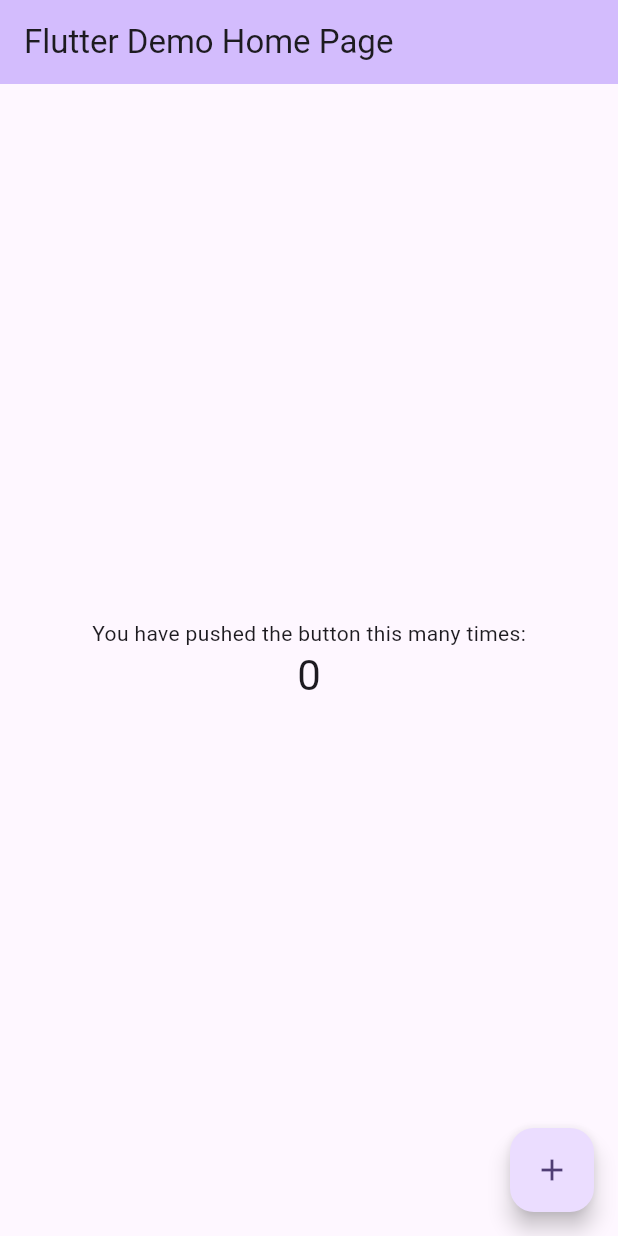
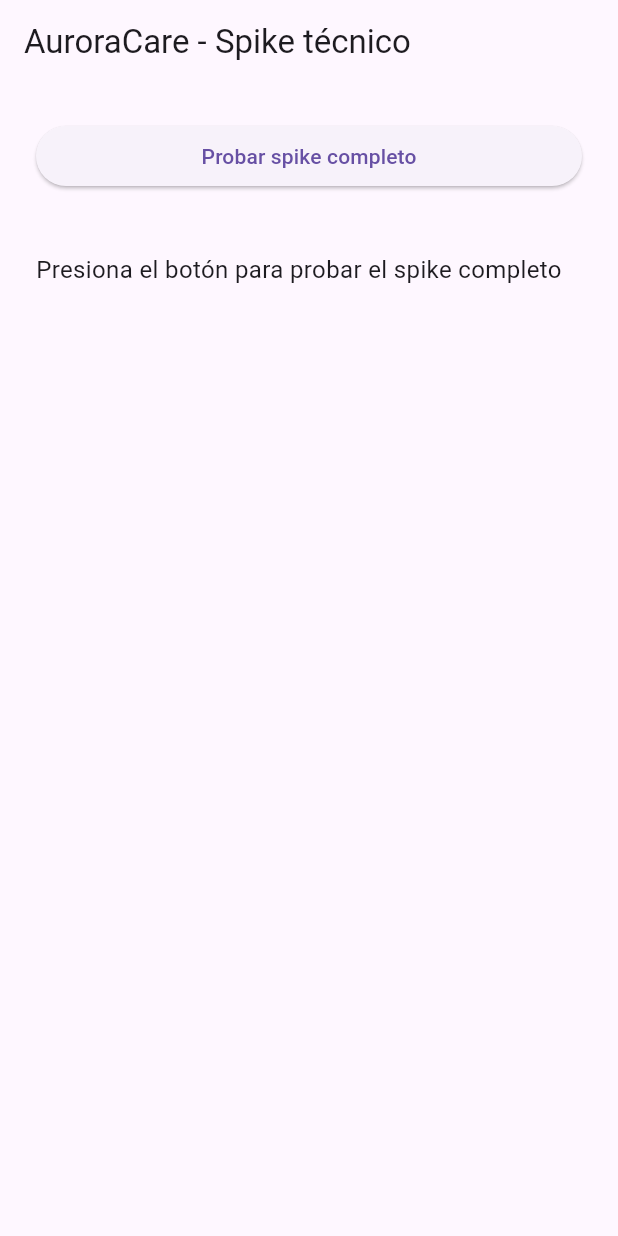
Before and after one commit to Franky1764/AuroraCare, a Flutter app: the screen it shows after launch, on a phone screen of 412 x 824 dp. Run offline on Flutter 3.47's test engine with Material 3 defaults, Android fonts, the phone set to English and light mode, and no system bars; our stand-ins replace firebase_core; accounts and stored records are empty.

Commit message:
feat: conectar Firebase al proyecto Flutter

```diff
--- a/lib/main.dart
+++ b/lib/main.dart
@@ -1,122 +1,154 @@
+import 'dart:convert';
 import 'package:flutter/material.dart';
+import 'package:http/http.dart' as http;
+import 'package:firebase_core/firebase_core.dart';
+import 'firebase_options.dart';
 
-void main() {
+void main() async {
+  // Necesario para poder usar 'await' antes de runApp
+  WidgetsFlutterBinding.ensureInitialized();
+
+  // Inicializa Firebase usando la configuración generada por flutterfire configure
+  await Firebase.initializeApp(
+    options: DefaultFirebaseOptions.currentPlatform,
+  );
+
   runApp(const MyApp());
 }
 
 class MyApp extends StatelessWidget {
   const MyApp({super.key});
 
-  // This widget is the root of your application.
   @override
   Widget build(BuildContext context) {
     return MaterialApp(
-      title: 'Flutter Demo',
-      theme: ThemeData(
-        // This is the theme of your application.
-        //
-        // TRY THIS: Try running your application with "flutter run". You'll see
-        // the application has a purple toolbar. Then, without quitting the app,
-        // try changing the seedColor in the colorScheme below to Colors.green
-        // and then invoke "hot reload" (save your changes or press the "hot
-        // reload" button in a Flutter-supported IDE, or press "r" if you used
-        // the command line to start the app).
-        //
-        // Notice that the counter didn't reset back to zero; the application
-        // state is not lost during the reload. To reset the state, use hot
-        // restart instead.
-        //
-        // This works for code too, not just values: Most code changes can be
-        // tested with just a hot reload.
-        colorScheme: .fromSeed(seedColor: Colors.deepPurple),
-      ),
-      home: const MyHomePage(title: 'Flutter Demo Home Page'),
+      title: 'AuroraCare - Spike',
+      theme: ThemeData(primarySwatch: Colors.blue),
+      home: const SpikeScreen(),
     );
   }
 }
 
-class MyHomePage extends StatefulWidget {
-  const MyHomePage({super.key, required this.title});
-
-  // This widget is the home page of your application. It is stateful, meaning
-  // that it has a State object (defined below) that contains fields that affect
-  // how it looks.
-
-  // This class is the configuration for the state. It holds the values (in this
-  // case the title) provided by the parent (in this case the App widget) and
-  // used by the build method of the State. Fields in a Widget subclass are
-  // always marked "final".
-
-  final String title;
+class SpikeScreen extends StatefulWidget {
+  const SpikeScreen({super.key});
 
   @override
-  State<MyHomePage> createState() => _MyHomePageState();
+  State<SpikeScreen> createState() => _SpikeScreenState();
 }
 
-class _MyHomePageState extends State<MyHomePage> {
-  int _counter = 0;
+class _SpikeScreenState extends State<SpikeScreen> {
+  // IMPORTANTE: 10.0.2.2 es la IP especial que el EMULADOR Android usa
+  // para referirse a "localhost" de tu Mac (no es un error de tipeo).
+  // Si algún día pruebas en un celular físico conectado por USB o WiFi,
+  // esto debe cambiar a la IP real de tu Mac en la red local.
+  static const String baseUrl = 'http://10.0.2.2:8000';
 
-  void _incrementCounter() {
+  String _resultado = 'Presiona el botón para probar el spike completo';
+  bool _cargando = false;
+
+  Future<void> _ejecutarSpike() async {
     setState(() {
-      // This call to setState tells the Flutter framework that something has
-      // changed in this State, which causes it to rerun the build method below
-      // so that the display can reflect the updated values. If we changed
-      // _counter without calling setState(), then the build method would not be
-      // called again, and so nothing would appear to happen.
-      _counter++;
+      _cargando = true;
+      _resultado = 'Paso 1: probando /health...';
     });
+
+    try {
+      // ---------- Paso 1: /health ----------
+      final healthResponse = await http.get(Uri.parse('$baseUrl/health'));
+      if (healthResponse.statusCode != 200) {
+        throw Exception('Health check falló: ${healthResponse.statusCode}');
+      }
+      setState(() => _resultado = 'Paso 1 OK. Paso 2: /session/analyze...');
+
+      // ---------- Paso 2: /session/analyze ----------
+      final analyzeResponse = await http.post(
+        Uri.parse('$baseUrl/session/analyze'),
+        headers: {'Content-Type': 'application/json'},
+        body: jsonEncode({
+          'session_uuid': 'test-uuid-flutter-001',
+          'game_type': 'memorice',
+          'nivel': 1,
+          'metricas': {
+            'tiempo_total_seg': 120,
+            'errores': 3,
+            'intentos': 15,
+            'tasa_acierto_pct': 70,
+          },
+        }),
+      );
+      if (analyzeResponse.statusCode != 200) {
+        throw Exception('Analyze falló: ${analyzeResponse.statusCode}');
+      }
+      setState(() => _resultado = 'Paso 2 OK. Paso 3: /report/generate (llamando a OpenAI)...');
+
+      // ---------- Paso 3: /report/generate ----------
+      final reportResponse = await http.post(
+        Uri.parse('$baseUrl/report/generate'),
+        headers: {'Content-Type': 'application/json'},
+        body: jsonEncode({
+          'periodo_dias': 28,
+          'resumen_dominios': {
+            'memoria': {
+              'score_promedio': 68.2,
+              'senal': 'estable',
+              'sesiones': 8,
+            },
+            'atencion': {
+              'score_promedio': 74.5,
+              'senal': 'mejora',
+              'sesiones': 7,
+            },
+            'praxias': {
+              'score_promedio': 61.0,
+              'senal': 'atencion',
+              'sesiones': 6,
+            },
+          },
+        }),
+      );
+
+      if (reportResponse.statusCode != 200) {
+        throw Exception('Report falló: ${reportResponse.statusCode}');
+      }
+
+      final data = jsonDecode(utf8.decode(reportResponse.bodyBytes));
+      final textoReporte = data['reporte_texto'] as String?;
+
+      setState(() {
+        _cargando = false;
+        _resultado = textoReporte ?? 'El backend respondió pero sin texto de reporte (revisar Plan B).';
+      });
+    } catch (e) {
+      setState(() {
+        _cargando = false;
+        _resultado = 'Error en el spike: $e';
+      });
+    }
   }
 
   @override
   Widget build(BuildContext context) {
-    // This method is rerun every time setState is called, for instance as done
-    // by the _incrementCounter method above.
-    //
-    // The Flutter framework has been optimized to make rerunning build methods
-    // fast, so that you can just rebuild anything that needs updating rather
-    // than having to individually change instances of widgets.
     return Scaffold(
-      appBar: AppBar(
-        // TRY THIS: Try changing the color here to a specific color (to
-        // Colors.amber, perhaps?) and trigger a hot reload to see the AppBar
-        // change color while the other colors stay the same.
-        backgroundColor: Theme.of(context).colorScheme.inversePrimary,
-        // Here we take the value from the MyHomePage object that was created by
-        // the App.build method, and use it to set our appbar title.
-        title: Text(widget.title),
-      ),
-      body: Center(
-        // Center is a layout widget. It takes a single child and positions it
-        // in the middle of the parent.
+      appBar: AppBar(title: const Text('AuroraCare - Spike técnico')),
+      body: Padding(
+        padding: const EdgeInsets.all(24.0),
         child: Column(
-          // Column is also a layout widget. It takes a list of children and
-          // arranges them vertically. By default, it sizes itself to fit its
-          // children horizontally, and tries to be as tall as its parent.
-          //
-          // Column has various properties to control how it sizes itself and
-          // how it positions its children. Here we use mainAxisAlignment to
-          // center the children vertically; the main axis here is the vertical
-          // axis because Columns are vertical (the cross axis would be
-          // horizontal).
-          //
-          // TRY THIS: Invoke "debug painting" (choose the "Toggle Debug Paint"
-          // action in the IDE, or press "p" in the console), to see the
-          // wireframe for each widget.
-          mainAxisAlignment: .center,
+          crossAxisAlignment: CrossAxisAlignment.stretch,
           children: [
-            const Text('You have pushed the button this many times:'),
+            ElevatedButton(
+              onPressed: _cargando ? null : _ejecutarSpike,
+              child: Text(_cargando ? 'Ejecutando...' : 'Probar spike completo'),
+            ),
+            const SizedBox(height: 24),
+            if (_cargando) const Center(child: CircularProgressIndicator()),
+            const SizedBox(height: 16),
             Text(
-              '$_counter',
-              style: Theme.of(context).textTheme.headlineMedium,
+              _resultado,
+              style: const TextStyle(fontSize: 16),
             ),
           ],
         ),
       ),
-      floatingActionButton: FloatingActionButton(
-        onPressed: _incrementCounter,
-        tooltip: 'Increment',
-        child: const Icon(Icons.add),
-      ),
     );
   }
 }
--- a/pubspec.yaml
+++ b/pubspec.yaml
@@ -30,10 +30,12 @@ environment:
 dependencies:
   flutter:
     sdk: flutter
+  http: ^1.2.0
 
   # The following adds the Cupertino Icons font to your application.
   # Use with the CupertinoIcons class for iOS style icons.
   cupertino_icons: ^1.0.8
+  firebase_core: ^4.14.0
 
 dev_dependencies:
   flutter_test:
```
Also changed, not shown: firebase.json (added), lib/firebase_options.dart (added), pubspec.lock, 7 other files.
